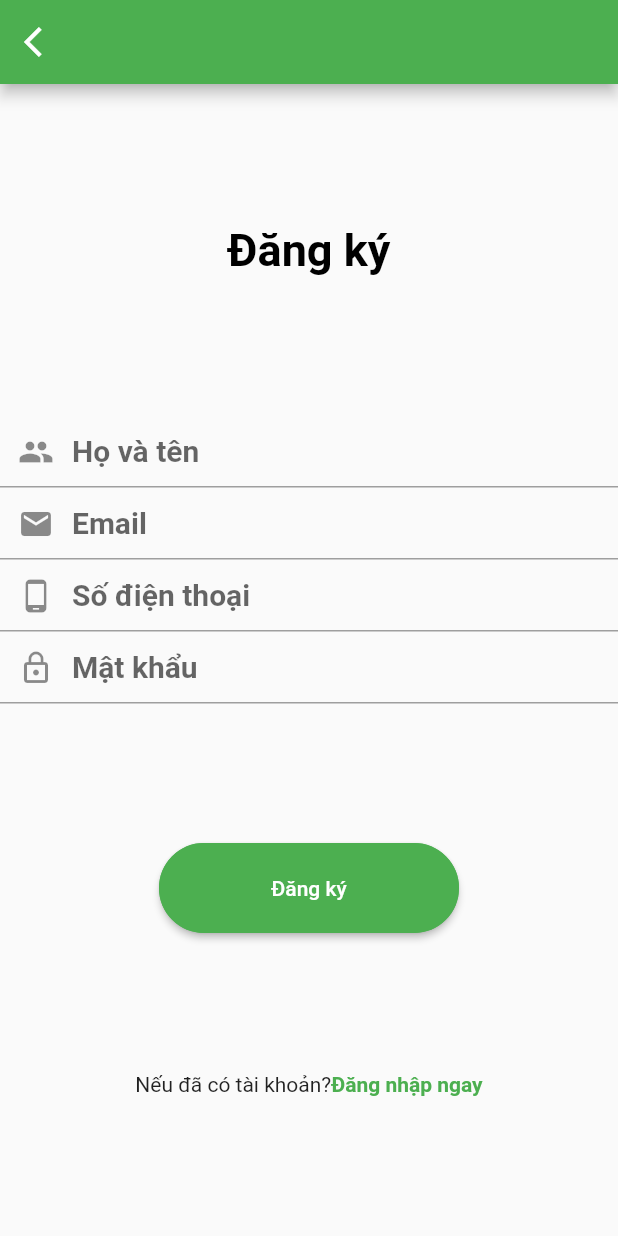
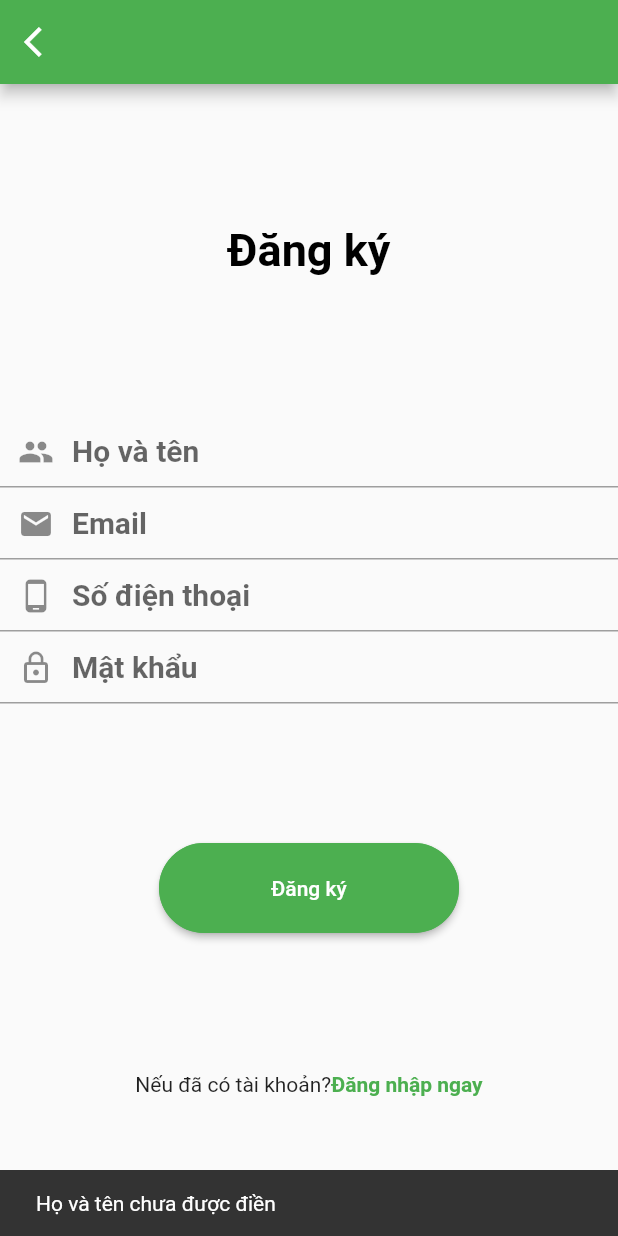
Before and after one commit to quidev2505/App_Order_Food, a Flutter app: the screen it shows after launch, after a tap on "Đăng ký", on a phone screen of 412 x 824 dp. Run offline on Flutter 3.47's test engine with Material 2 defaults, Android fonts, the phone set to English and light mode, and no system bars.

Commit message:
19/3, complete validation register form

```diff
--- a/lib/main.dart
+++ b/lib/main.dart
@@ -1,5 +1,7 @@
 import 'package:flutter/material.dart';
 import 'ui/authentication/register_page.dart';
+import 'ui/authentication/login_page.dart';
+import 'ui/welcome_page.dart';
 
 void main() {
   runApp(const MyApp());
--- a/lib/ui/authentication/login_page.dart
+++ b/lib/ui/authentication/login_page.dart
@@ -1,4 +1,5 @@
 import 'package:flutter/material.dart';
+import 'package:myproject_app/ui/widget/my_textfield.dart';
 
 class LoginPage extends StatelessWidget {
   const LoginPage({super.key});
@@ -9,7 +10,9 @@ class LoginPage extends StatelessWidget {
       appBar: AppBar(
         backgroundColor: Colors.green,
         leading: IconButton(
-          onPressed: () => {},
+          onPressed: () => {
+            print('đây là nút để về trang welcome page'),
+          },
           icon: const Icon(Icons.arrow_back_ios),
         ),
       ),
@@ -27,13 +30,23 @@ class LoginPage extends StatelessWidget {
                   fontWeight: FontWeight.bold),
             ),
             Column(
-              children: [
-                textField(hintTextInput: "Email", icon: Icons.email),
-                const SizedBox(height: 20),
-                textField(hintTextInput: "Password", icon: Icons.lock_outline)
+              children: const [
+                MyTextField(
+                  hintTextInput: "Email",
+                  icon: Icons.email,
+                  secureText: false,
+                  controller: null,
+                ),
+                SizedBox(height: 20),
+                MyTextField(
+                  hintTextInput: "Password",
+                  icon: Icons.lock_outline,
+                  secureText: true,
+                  controller: null,
+                )
               ],
             ),
-            Container(
+            SizedBox(
               width: 200,
               height: 60,
               child: ElevatedButton(
@@ -55,9 +68,9 @@ class LoginPage extends StatelessWidget {
             ),
             Row(
               mainAxisAlignment: MainAxisAlignment.center,
-              children: [
-                const Text("Bạn chưa có tài khoản?"),
-                const Text(
+              children: const [
+                Text("Bạn chưa có tài khoản?"),
+                Text(
                   "Đăng ký ngay",
                   style:
                       TextStyle(color: Colors.red, fontWeight: FontWeight.bold),
@@ -69,18 +82,4 @@ class LoginPage extends StatelessWidget {
       ),
     );
   }
-
-  Widget textField(
-      {required String hintTextInput, required IconData icon, required}) {
-    return TextFormField(
-      decoration: InputDecoration(
-        prefixIcon: Icon(icon),
-        hintText: hintTextInput,
-        hintStyle: const TextStyle(fontWeight: FontWeight.bold, fontSize: 20),
-        enabledBorder: const UnderlineInputBorder(
-          borderSide: BorderSide(color: Colors.grey),
-        ),
-      ),
-    );
-  }
 }
--- a/lib/ui/authentication/register_page.dart
+++ b/lib/ui/authentication/register_page.dart
@@ -1,11 +1,112 @@
 import 'package:flutter/material.dart';
+import 'package:myproject_app/ui/widget/my_textfield.dart';
 
-class RegisterPage extends StatelessWidget {
+class RegisterPage extends StatefulWidget {
   const RegisterPage({super.key});
+
+  @override
+  State<RegisterPage> createState() => _RegisterPageState();
+}
+
+class _RegisterPageState extends State<RegisterPage> {
+  TextEditingController fullName = TextEditingController();
+  TextEditingController email = TextEditingController();
+  TextEditingController phoneNumber = TextEditingController();
+  TextEditingController password = TextEditingController();
+
+  GlobalKey<ScaffoldState> globalKey = GlobalKey<ScaffoldState>();
+
+  void validation() {
+    if (fullName.text.trim().isEmpty) {
+      ScaffoldMessenger.of(context).showSnackBar(
+        const SnackBar(
+          content: Text(
+            "Họ và tên chưa được điền",
+          ),
+        ),
+      );
+      return;
+    }
+
+    if (email.text.trim().isEmpty) {
+      ScaffoldMessenger.of(context).showSnackBar(
+        const SnackBar(
+          content: Text(
+            "Email chưa được điền",
+          ),
+        ),
+      );
+      return;
+    } else {
+      const pattern = r"(?:[a-z0-9!#$%&'*+/=?^_`{|}~-]+(?:\.[a-z0-9!#$%&'"
+          r'*+/=?^_`{|}~-]+)*|"(?:[\x01-\x08\x0b\x0c\x0e-\x1f\x21\x23-\x5b\x5d-'
+          r'\x7f]|\\[\x01-\x09\x0b\x0c\x0e-\x7f])*")@(?:(?:[a-z0-9](?:[a-z0-9-]*'
+          r'[a-z0-9])?\.)+[a-z0-9](?:[a-z0-9-]*[a-z0-9])?|\[(?:(?:(2(5[0-5]|[0-4]'
+          r'[0-9])|1[0-9][0-9]|[1-9]?[0-9]))\.){3}(?:(2(5[0-5]|[0-4][0-9])|1[0-9]'
+          r'[0-9]|[1-9]?[0-9])|[a-z0-9-]*[a-z0-9]:(?:[\x01-\x08\x0b\x0c\x0e-\x1f\'
+          r'x21-\x5a\x53-\x7f]|\\[\x01-\x09\x0b\x0c\x0e-\x7f])+)\])';
+      final regex = RegExp(pattern);
+      if (!regex.hasMatch(email.text.trim())) {
+        ScaffoldMessenger.of(context).showSnackBar(
+          const SnackBar(
+            content: Text(
+              "Email chưa hợp lệ",
+            ),
+          ),
+        );
+        return;
+      }
+    }
+
+    if (phoneNumber.text.trim().isEmpty) {
+      ScaffoldMessenger.of(context).showSnackBar(
+        const SnackBar(
+          content: Text(
+            "Số điện thoại chưa được điền",
+          ),
+        ),
+      );
+      return;
+    } else {
+      const pattern = r"^(?:[+0]9)?[0-9]{10}$";
+      final regex = RegExp(pattern);
+      if (!regex.hasMatch(phoneNumber.text.trim())) {
+        ScaffoldMessenger.of(context).showSnackBar(
+          const SnackBar(
+            content: Text(
+              "Số điện thoại chưa hợp lệ",
+            ),
+          ),
+        );
+        return;
+      }
+    }
+
+    if (password.text.trim().isEmpty) {
+      ScaffoldMessenger.of(context).showSnackBar(
+        const SnackBar(
+          content: Text(
+            "Mật khẩu chưa được điền",
+          ),
+        ),
+      );
+      return;
+    } else if (password.text.trim().length < 6) {
+      ScaffoldMessenger.of(context).showSnackBar(
+        const SnackBar(
+          content: Text(
+            "Mật khẩu phải có tối thiểu 6 ký tự",
+          ),
+        ),
+      );
+      return;
+    }
+  }
 
   @override
   Widget build(BuildContext context) {
     return Scaffold(
+      key: globalKey,
       appBar: AppBar(
         backgroundColor: Colors.green,
         leading: IconButton(
@@ -13,25 +114,41 @@ class RegisterPage extends StatelessWidget {
           icon: const Icon(Icons.arrow_back_ios),
         ),
       ),
-      body: Container(
-        child: Column(
+      body: Column(
         crossAxisAlignment: CrossAxisAlignment.center,
         mainAxisAlignment: MainAxisAlignment.spaceEvenly,
         children: [
           const Text(
             "Đăng ký",
             style: TextStyle(
-                  color: Colors.black,
-                  fontSize: 30,
-                  fontWeight: FontWeight.bold),
+                color: Colors.black, fontSize: 30, fontWeight: FontWeight.bold),
           ),
           Column(
             children: [
-                textField(hintTextInput: "Họ và tên", icon: Icons.people),
-                textField(hintTextInput: "Email", icon: Icons.email),
-                textField(
-                    hintTextInput: "Số điện thoại", icon: Icons.phone_android),
-                textField(hintTextInput: "Mật khẩu", icon: Icons.lock_outline),
+              MyTextField(
+                controller: fullName,
+                hintTextInput: "Họ và tên",
+                icon: Icons.people,
+                secureText: false,
+              ),
+              MyTextField(
+                controller: email,
+                hintTextInput: "Email",
+                icon: Icons.email,
+                secureText: false,
+              ),
+              MyTextField(
+                controller: phoneNumber,
+                hintTextInput: "Số điện thoại",
+                icon: Icons.phone_android,
+                secureText: false,
+              ),
+              MyTextField(
+                controller: password,
+                hintTextInput: "Mật khẩu",
+                icon: Icons.lock_outline,
+                secureText: true,
+              ),
             ],
           ),
           SizedBox(
@@ -51,37 +168,24 @@ class RegisterPage extends StatelessWidget {
                   color: Colors.white,
                 ),
               ),
-                onPressed: () {},
+              onPressed: () {
+                validation();
+              },
             ),
           ),
           Row(
             mainAxisAlignment: MainAxisAlignment.center,
-              children: [
-                const Text("Nếu đã có tài khoản?"),
-                const Text(
+            children: const [
+              Text("Nếu đã có tài khoản?"),
+              Text(
                 "Đăng nhập ngay",
-                  style: TextStyle(
-                      color: Colors.green, fontWeight: FontWeight.bold),
+                style:
+                    TextStyle(color: Colors.green, fontWeight: FontWeight.bold),
               ),
             ],
           )
         ],
       ),
-      ),
-    );
-  }
-
-  Widget textField(
-      {required String hintTextInput, required IconData icon, required}) {
-    return TextFormField(
-      decoration: InputDecoration(
-        prefixIcon: Icon(icon),
-        hintText: hintTextInput,
-        hintStyle: const TextStyle(fontWeight: FontWeight.bold, fontSize: 20),
-        enabledBorder: const UnderlineInputBorder(
-          borderSide: BorderSide(color: Colors.grey),
-        ),
-      ),
     );
   }
 }
--- a/lib/ui/welcome_page.dart
+++ b/lib/ui/welcome_page.dart
@@ -4,15 +4,18 @@ class WelcomePage extends StatelessWidget {
   const WelcomePage({super.key});
 
   Widget button({required String nameButton, Color? color, Color? textColor}) {
-    return Container(
+    return SizedBox(
       height: 60,
       width: 300,
       child: ElevatedButton(
         style: ElevatedButton.styleFrom(
           backgroundColor: color,
           shape: RoundedRectangleBorder(
-                side: const BorderSide(color: Colors.green, width: 2),
-                borderRadius: BorderRadius.circular(30))),
+            side: const BorderSide(
+                color: Colors.green, width: 2), //viền của sizebox
+            borderRadius: BorderRadius.circular(30),
+          ),
+        ),
         child: Text(
           nameButton,
           style: TextStyle(
@@ -30,14 +33,11 @@ class WelcomePage extends StatelessWidget {
       body: Column(
         children: [
           Expanded(
-            child: Container(
             child: Center(
               child: Image.asset('assets/images/logo.jpg'),
             ),
           ),
-          ),
           Expanded(
-            child: Container(
             child: Column(
               mainAxisAlignment: MainAxisAlignment.spaceEvenly,
               children: [
@@ -58,15 +58,16 @@ class WelcomePage extends StatelessWidget {
                   ],
                 ),
                 button(
+                    // nút để qua trang login page
                     nameButton: "Đăng nhập",
                     color: Colors.green,
                     textColor: Colors.white),
                 button(
+                    //nút để qua trang register page
                     nameButton: "Đăng ký",
                     color: Colors.white,
                     textColor: Colors.green),
               ],
-              ),
             ),
           ),
         ],
--- /dev/null
+++ b/lib/ui/widget/my_textfield.dart
@@ -0,0 +1,32 @@
+import 'package:flutter/material.dart';
+
+class MyTextField extends StatelessWidget {
+  final String hintTextInput;
+  final IconData icon;
+  final bool secureText;
+  final TextEditingController? controller;
+
+  const MyTextField({
+    super.key,
+    required this.hintTextInput,
+    required this.icon,
+    required this.secureText,
+    required this.controller,
+  });
+
+  @override
+  Widget build(BuildContext context) {
+    return TextFormField(
+      controller: controller,
+      obscureText: secureText,
+      decoration: InputDecoration(
+        prefixIcon: Icon(icon),
+        hintText: hintTextInput,
+        hintStyle: const TextStyle(fontWeight: FontWeight.bold, fontSize: 20),
+        enabledBorder: const UnderlineInputBorder(
+          borderSide: BorderSide(color: Colors.grey),
+        ),
+      ),
+    );
+  }
+}
```
Lines whose indentation alone changed are shown as unchanged.
